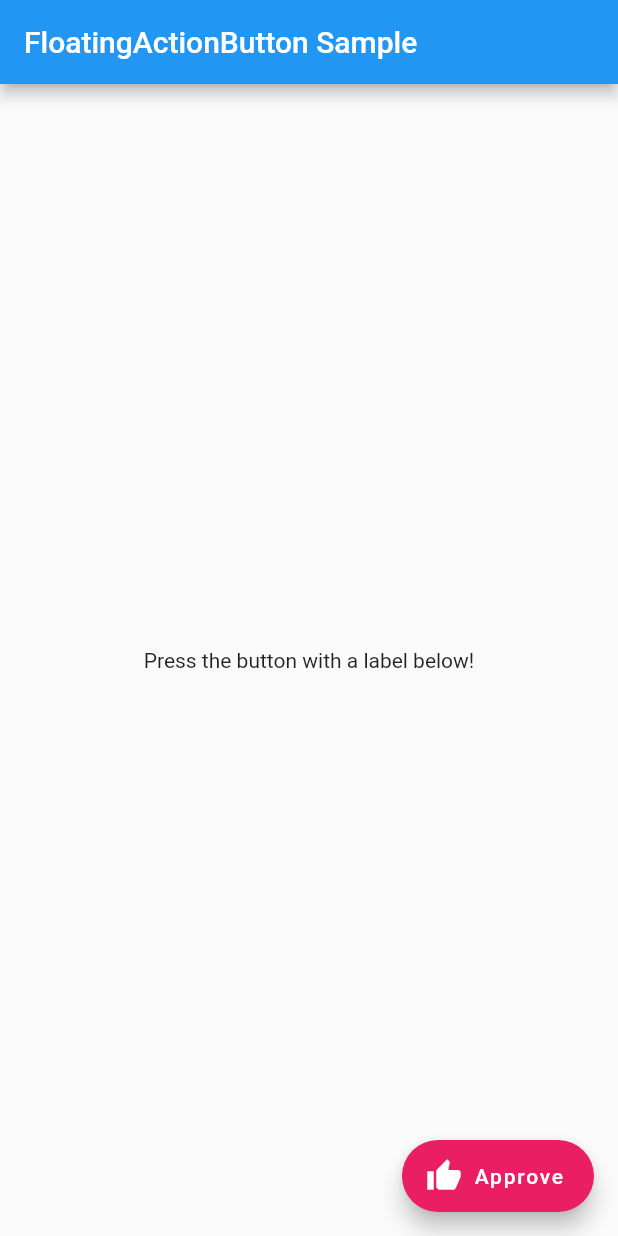
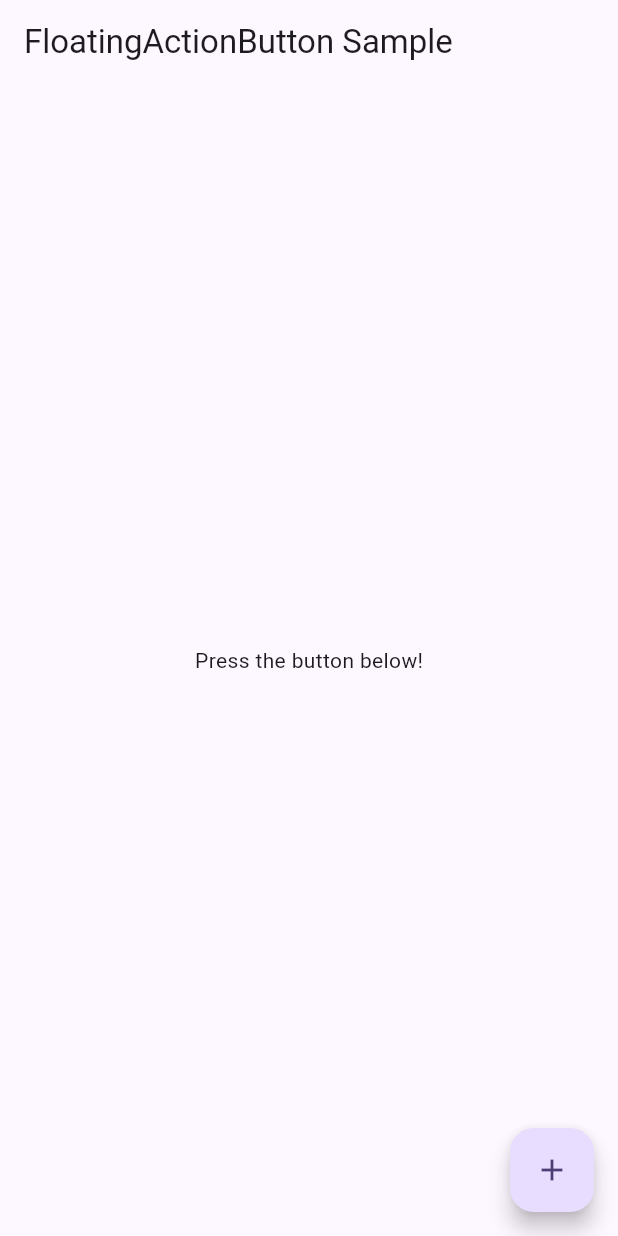
Before and after one commit to lisper-inmove/flutter-examples, a Flutter app: the screen it shows after launch, on a phone screen of 412 x 824 dp. Run offline on Flutter 3.47's test engine with Material 2 defaults, Android fonts, the phone set to English and light mode, and no system bars.

Commit message:
use useMaterial3 decorate FAB

```diff
--- a/lib/main.dart
+++ b/lib/main.dart
@@ -7,8 +7,9 @@ class MyApp extends StatelessWidget {
 
   @override
   Widget build(BuildContext context) {
-    return const MaterialApp(
-      home: FabExample(),
+    return MaterialApp(
+      theme: ThemeData(colorSchemeSeed: const Color(0xff6750a4), useMaterial3: true),
+      home: const FabExample(),
     );
   }
 }
@@ -22,16 +23,15 @@ class FabExample extends StatelessWidget {
       appBar: AppBar(
         title: const Text('FloatingActionButton Sample'),
       ),
-      body: const Center(
-        child: Text('Press the button with a label below!'),
-      ),
-      floatingActionButton: FloatingActionButton.extended(
+      body: const Center(child: Text('Press the button below!')),
+      // An example of the floating action button.
+      //
+      // https://m3.material.io/components/floating-action-button/specs
+      floatingActionButton: FloatingActionButton(
         onPressed: () {
           // Add your onPressed code here!
         },
-        label: const Text('Approve'),
-        icon: const Icon(Icons.thumb_up),
-        backgroundColor: Colors.pink,
+        child: const Icon(Icons.add),
       ),
     );
   }
```
